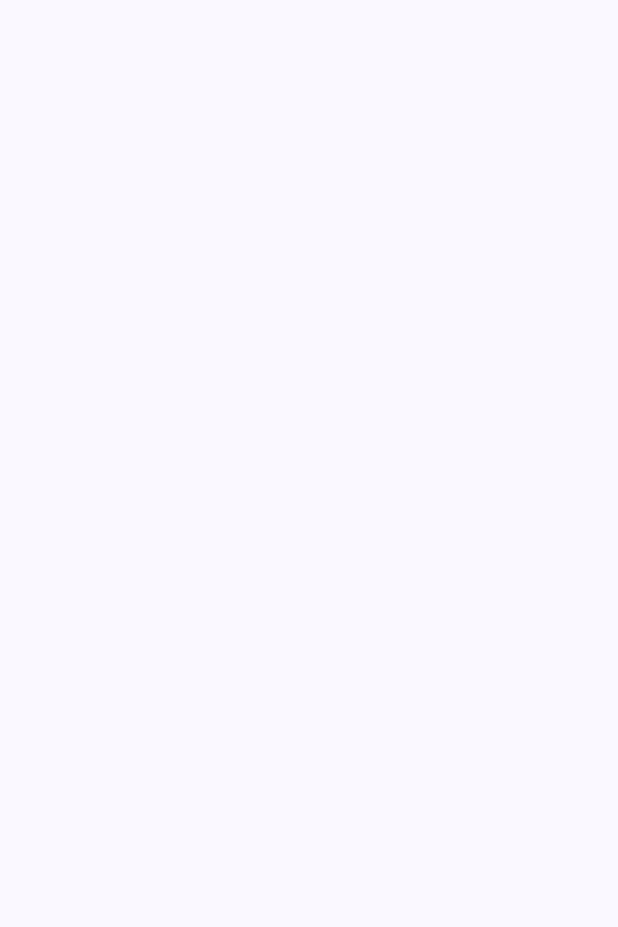
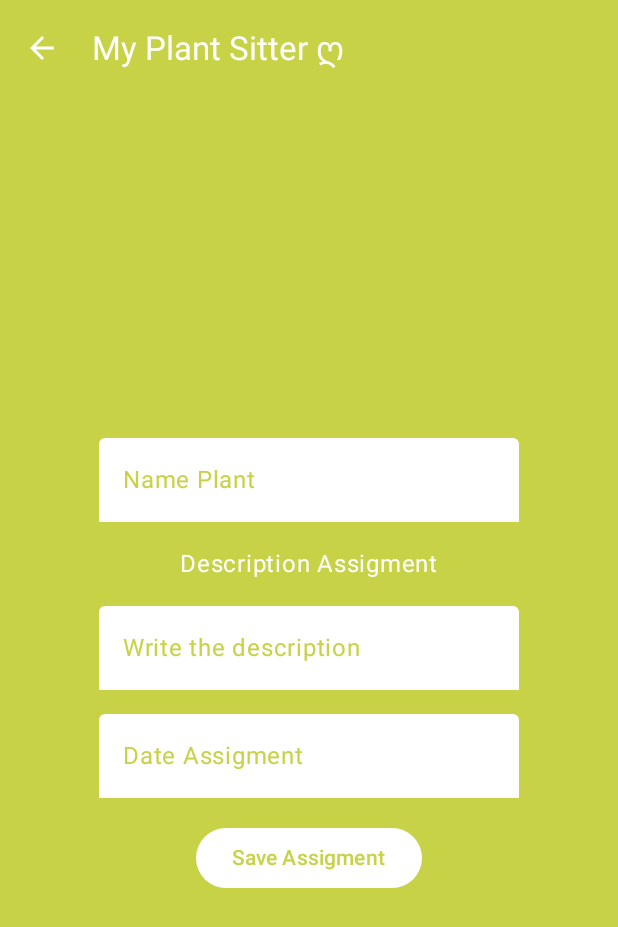
Before and after one commit to Chocolatamargo2607/UD.PPC.MyPlantSitter, an Android app built with Jetpack Compose: the screenAssignment screen opened through its navigation route, on a phone screen of 412 x 824 dp. Before the commit the part shown is empty. Shown: the top 927 px of the screen. Run offline under Robolectric (Android 15) with nearby library versions, the phone set to English and light mode, and no system bars.

Commit message:
feat: :hammer: Modifying (screenAssignment)

```diff
--- a/app/src/main/java/com/udppcmyplantsitter/view/screenAssignment.kt
+++ b/app/src/main/java/com/udppcmyplantsitter/view/screenAssignment.kt
@@ -1,19 +1,172 @@
 package com.udppcmyplantsitter.view
 
+import android.widget.Toast
+import androidx.compose.foundation.background
+import androidx.compose.foundation.layout.Arrangement
+import androidx.compose.foundation.layout.Column
+import androidx.compose.foundation.layout.Row
+import androidx.compose.foundation.layout.Spacer
+import androidx.compose.foundation.layout.fillMaxSize
+import androidx.compose.foundation.layout.fillMaxWidth
+import androidx.compose.foundation.layout.height
+import androidx.compose.foundation.layout.padding
+import androidx.compose.material.icons.Icons
+import androidx.compose.material.icons.filled.ArrowBack
+import androidx.compose.material3.Button
+import androidx.compose.material3.ButtonDefaults
+import androidx.compose.material3.ExperimentalMaterial3Api
+import androidx.compose.material3.Icon
+import androidx.compose.material3.IconButton
+import androidx.compose.material3.MaterialTheme
+import androidx.compose.material3.Text
+import androidx.compose.material3.TextField
+import androidx.compose.material3.TextFieldDefaults
+import androidx.compose.material3.TopAppBar
+import androidx.compose.material3.TopAppBarDefaults
 import androidx.compose.runtime.Composable
-
+import androidx.compose.runtime.getValue
+import androidx.compose.runtime.mutableStateOf
+import androidx.compose.runtime.remember
+import androidx.compose.runtime.rememberCoroutineScope
+import androidx.compose.runtime.setValue
+import androidx.compose.ui.Alignment
+import androidx.compose.ui.Modifier
+import androidx.compose.ui.graphics.Color
 import androidx.compose.ui.platform.LocalContext
-
 import androidx.compose.ui.tooling.preview.Preview
-
+import androidx.compose.ui.unit.dp
 import androidx.navigation.NavController
+import com.example.udppcmyplantsitter.ui.theme.MainColor
+import com.example.udppcmyplantsitter.viewModel.appNavegation.appScreens
+import com.udppcmyplantsitter.dataManagement.Helper
+import com.udppcmyplantsitter.dataManagement.AssignmentDTO
+import com.udppcmyplantsitter.dataManagement.AssignmentService
+import kotlinx.coroutines.launch
 
 
-
+@OptIn(ExperimentalMaterial3Api::class)
 @Composable
 fun screenRegisterAssignment(navController: NavController) {
 
+    var context = LocalContext.current
+    val assignmentService = AssignmentService(Helper(context))
+    val scope = rememberCoroutineScope()
 
+    var name by remember {
+        mutableStateOf("")
+    }
+    var task by remember {
+        mutableStateOf("")
+    }
+    var date by remember {
+        mutableStateOf("")
+    }
+
+    Column(
+        modifier = Modifier
+            .fillMaxWidth(),
+    ){
+        Row() {
+            TopAppBar(
+                title = { Text(text=" My Plant Sitter ღ") },
+                colors = TopAppBarDefaults.topAppBarColors(
+                    MainColor,
+                    titleContentColor = Color.White
+                ),
+                navigationIcon = {
+                    IconButton(onClick ={ navController.navigate(route = appScreens.screenMain.router)}) {
+                        Icon(
+                            imageVector = Icons.Default.ArrowBack,
+                            contentDescription = null,
+                            tint = Color.White
+                        )
+
+                    }
+                }
+            )
+        }
+        Column(
+            modifier = androidx.compose.ui.Modifier
+                .fillMaxSize()
+                .background(MainColor)
+                .padding(16.dp),
+            horizontalAlignment = Alignment.CenterHorizontally,
+            verticalArrangement = Arrangement.Center
+        ) {
+
+            TextField(
+                value = name,
+                onValueChange = {
+                    name = it
+                },
+                label = {
+                    Text(text = "Name Plant", color = MainColor)
+                },
+                colors = TextFieldDefaults.textFieldColors(
+                    containerColor = Color.White,
+                    unfocusedIndicatorColor = MaterialTheme.colorScheme.background
+
+                )
+            )
+            Spacer(modifier = androidx.compose.ui.Modifier.height(16.dp))
+            Text(text = "Description Assigment", color = Color.White)
+            Spacer(modifier = androidx.compose.ui.Modifier.height(16.dp))
+            TextField(
+                value = task,
+                onValueChange = {
+                    task = it
+                },
+                placeholder = {
+                    Text(text = "Write the description",color = MainColor)
+                },
+                colors = TextFieldDefaults.textFieldColors(
+                    containerColor = Color.White,
+                    unfocusedIndicatorColor = MaterialTheme.colorScheme.background
+
+                )
+            )
+            Spacer(modifier = androidx.compose.ui.Modifier.height(16.dp))
+            TextField(
+                value = date,
+                onValueChange = {
+                    date = it
+                },
+                placeholder = {
+                    Text(text = "Date Assigment",color = MainColor)
+                },
+                colors = TextFieldDefaults.textFieldColors(
+                    containerColor = Color.White,
+                    unfocusedIndicatorColor = MaterialTheme.colorScheme.background
+
+                )
+            )
+            Spacer(modifier = androidx.compose.ui.Modifier.height(16.dp))
+            Button(onClick = {
+                var plant = AssignmentDTO(0, name, date , task)
+
+                var save = assignmentService.save(plant)
+                if (save != -1L) {
+                    scope.launch {
+                        Toast.makeText(
+                            context, "Assignment successfully saved ", Toast.LENGTH_SHORT
+                        ).show()
+                    }
+                } else {
+                    scope.launch {
+                        Toast.makeText(
+                            context, "Error saving the assignment", Toast.LENGTH_SHORT
+                        ).show()
+                    }
+                }
+                name = ""
+                task = ""
+                date= ""
+            },colors = ButtonDefaults.buttonColors(Color.White)
+            ) {
+                Text(text = "Save Assigment", color = MainColor)
+            }
+        }
+    }
 
 }
 
```
